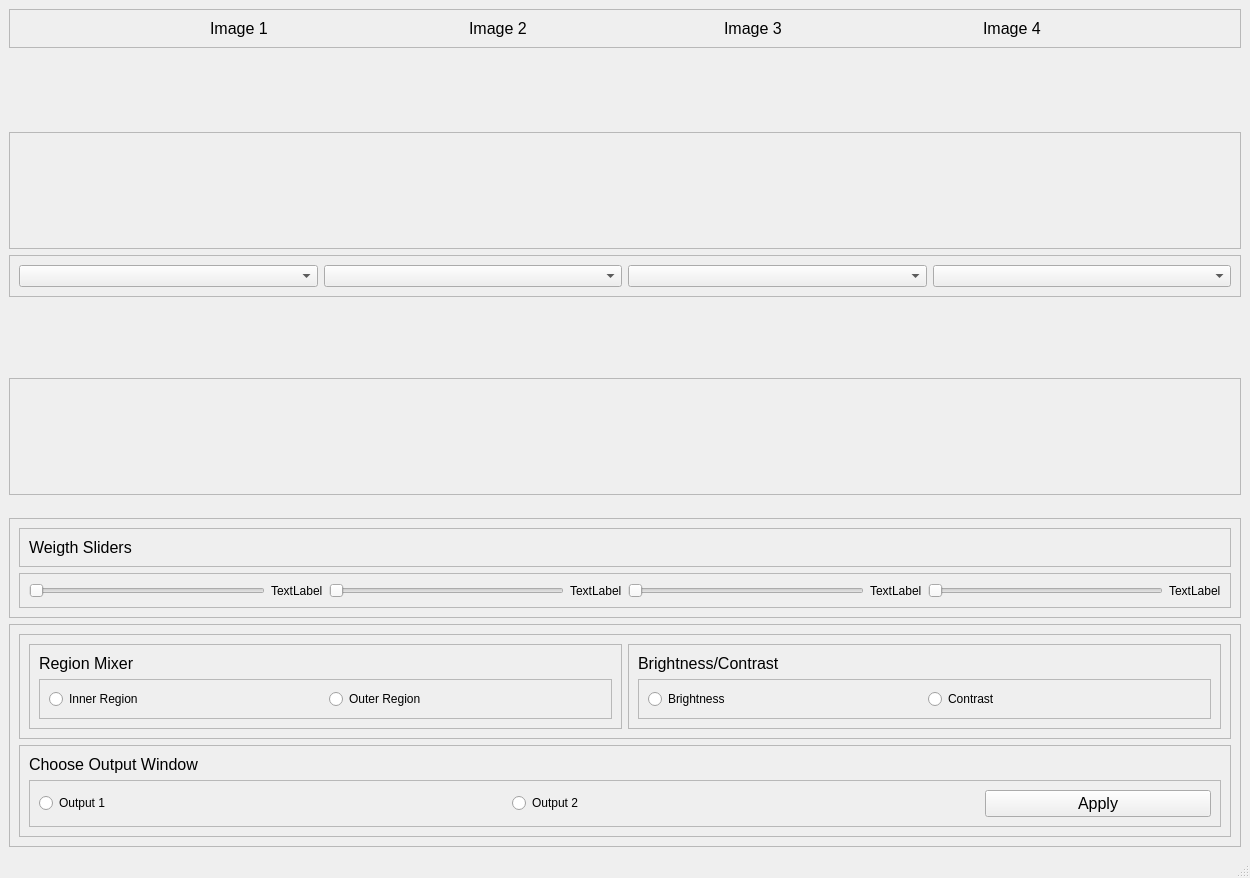
shehab400/Face_Morphing, file GUI.ui: the form before one commit.
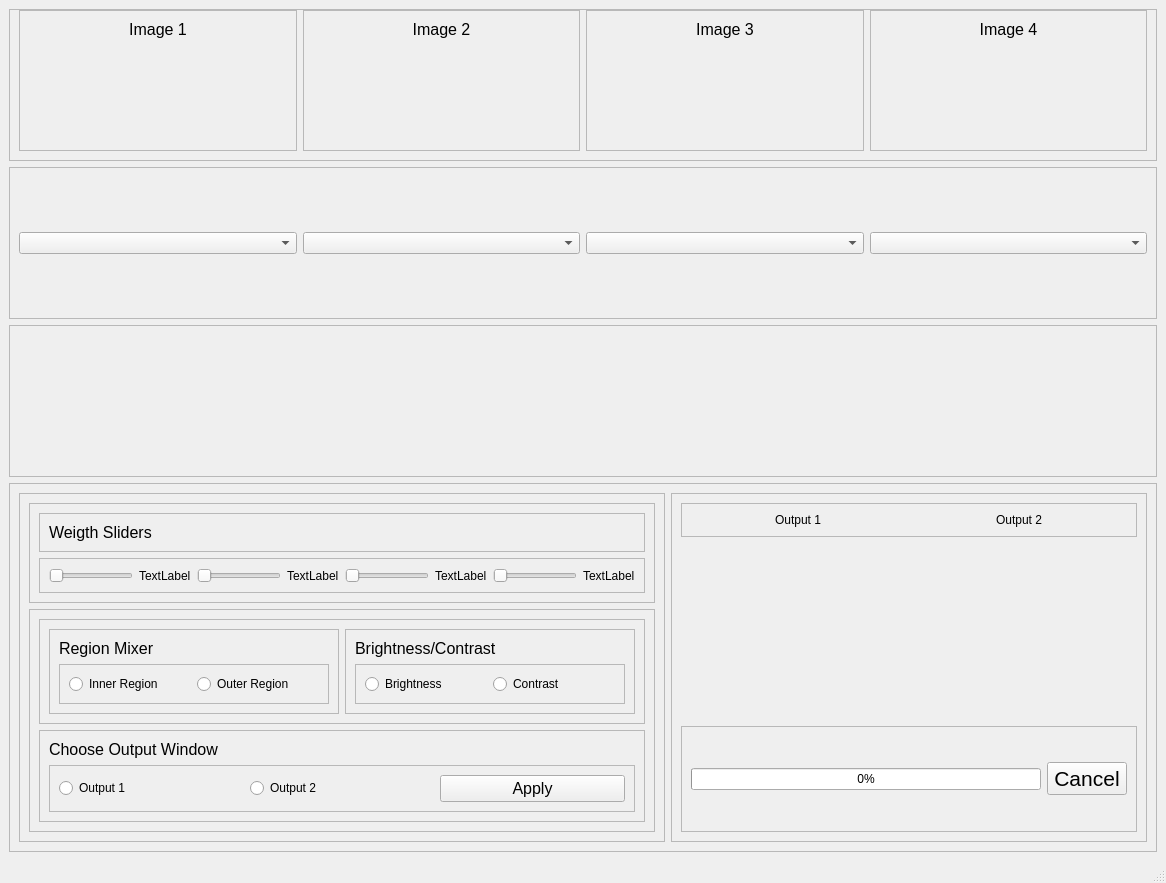
The form after the commit.

The edit to the form file:
```diff
--- a/GUI.ui
+++ b/GUI.ui
@@ -6,8 +6,8 @@
    <rect>
     <x>0</x>
     <y>0</y>
-    <width>1250</width>
-    <height>878</height>
+    <width>1166</width>
+    <height>883</height>
    </rect>
   </property>
   <property name="windowTitle">
@@ -15,7 +15,227 @@
   </property>
   <widget class="QWidget" name="centralwidget">
    <layout class="QGridLayout" name="gridLayout">
-    <item row="6" column="0" alignment="Qt::AlignBottom">
+    <item row="0" column="0">
+     <widget class="QFrame" name="frame_2">
+      <property name="enabled">
+       <bool>true</bool>
+      </property>
+      <property name="frameShape">
+       <enum>QFrame::StyledPanel</enum>
+      </property>
+      <property name="frameShadow">
+       <enum>QFrame::Raised</enum>
+      </property>
+      <layout class="QGridLayout" name="gridLayout_8">
+       <property name="topMargin">
+        <number>0</number>
+       </property>
+       <item row="0" column="0">
+        <widget class="QFrame" name="frame_15">
+         <property name="frameShape">
+          <enum>QFrame::StyledPanel</enum>
+         </property>
+         <property name="frameShadow">
+          <enum>QFrame::Raised</enum>
+         </property>
+         <layout class="QVBoxLayout" name="verticalLayout_6">
+          <item alignment="Qt::AlignTop">
+           <widget class="QLabel" name="label">
+            <property name="font">
+             <font>
+              <pointsize>12</pointsize>
+             </font>
+            </property>
+            <property name="text">
+             <string>Image 1</string>
+            </property>
+            <property name="alignment">
+             <set>Qt::AlignCenter</set>
+            </property>
+           </widget>
+          </item>
+          <item>
+           <widget class="QWidget" name="widget" native="true">
+            <layout class="QVBoxLayout" name="verticalLayout_5"/>
+           </widget>
+          </item>
+         </layout>
+        </widget>
+       </item>
+       <item row="0" column="1">
+        <widget class="QFrame" name="frame_16">
+         <property name="frameShape">
+          <enum>QFrame::StyledPanel</enum>
+         </property>
+         <property name="frameShadow">
+          <enum>QFrame::Raised</enum>
+         </property>
+         <layout class="QVBoxLayout" name="verticalLayout_7">
+          <item alignment="Qt::AlignTop">
+           <widget class="QLabel" name="label_2">
+            <property name="font">
+             <font>
+              <pointsize>12</pointsize>
+             </font>
+            </property>
+            <property name="text">
+             <string>Image 2</string>
+            </property>
+            <property name="alignment">
+             <set>Qt::AlignCenter</set>
+            </property>
+           </widget>
+          </item>
+          <item>
+           <widget class="QWidget" name="widget_2" native="true">
+            <layout class="QHBoxLayout" name="horizontalLayout_10"/>
+           </widget>
+          </item>
+         </layout>
+        </widget>
+       </item>
+       <item row="0" column="2">
+        <widget class="QFrame" name="frame_17">
+         <property name="frameShape">
+          <enum>QFrame::StyledPanel</enum>
+         </property>
+         <property name="frameShadow">
+          <enum>QFrame::Raised</enum>
+         </property>
+         <layout class="QVBoxLayout" name="verticalLayout_8">
+          <item alignment="Qt::AlignTop">
+           <widget class="QLabel" name="label_3">
+            <property name="font">
+             <font>
+              <pointsize>12</pointsize>
+             </font>
+            </property>
+            <property name="text">
+             <string>Image 3</string>
+            </property>
+            <property name="alignment">
+             <set>Qt::AlignCenter</set>
+            </property>
+           </widget>
+          </item>
+          <item>
+           <widget class="QWidget" name="widget_3" native="true">
+            <layout class="QHBoxLayout" name="horizontalLayout_11"/>
+           </widget>
+          </item>
+         </layout>
+        </widget>
+       </item>
+       <item row="0" column="3">
+        <widget class="QFrame" name="frame_19">
+         <property name="frameShape">
+          <enum>QFrame::StyledPanel</enum>
+         </property>
+         <property name="frameShadow">
+          <enum>QFrame::Raised</enum>
+         </property>
+         <layout class="QVBoxLayout" name="verticalLayout_9">
+          <item alignment="Qt::AlignTop">
+           <widget class="QLabel" name="label_4">
+            <property name="font">
+             <font>
+              <pointsize>12</pointsize>
+             </font>
+            </property>
+            <property name="text">
+             <string>Image 4</string>
+            </property>
+            <property name="alignment">
+             <set>Qt::AlignCenter</set>
+            </property>
+           </widget>
+          </item>
+          <item>
+           <widget class="QWidget" name="widget_4" native="true">
+            <layout class="QHBoxLayout" name="horizontalLayout_12"/>
+           </widget>
+          </item>
+         </layout>
+        </widget>
+       </item>
+      </layout>
+     </widget>
+    </item>
+    <item row="1" column="0">
+     <widget class="QFrame" name="frame_3">
+      <property name="frameShape">
+       <enum>QFrame::StyledPanel</enum>
+      </property>
+      <property name="frameShadow">
+       <enum>QFrame::Raised</enum>
+      </property>
+      <layout class="QHBoxLayout" name="horizontalLayout_3">
+       <item>
+        <widget class="QComboBox" name="comboBox_1"/>
+       </item>
+       <item>
+        <widget class="QComboBox" name="comboBox_2"/>
+       </item>
+       <item>
+        <widget class="QComboBox" name="comboBox_3"/>
+       </item>
+       <item>
+        <widget class="QComboBox" name="comboBox_4"/>
+       </item>
+      </layout>
+     </widget>
+    </item>
+    <item row="2" column="0">
+     <widget class="QFrame" name="frame_4">
+      <property name="frameShape">
+       <enum>QFrame::StyledPanel</enum>
+      </property>
+      <property name="frameShadow">
+       <enum>QFrame::Raised</enum>
+      </property>
+      <layout class="QHBoxLayout" name="horizontalLayout_4">
+       <item>
+        <widget class="QWidget" name="widget_5" native="true">
+         <layout class="QHBoxLayout" name="horizontalLayout_14"/>
+        </widget>
+       </item>
+       <item>
+        <widget class="QWidget" name="widget_6" native="true">
+         <layout class="QHBoxLayout" name="horizontalLayout_15"/>
+        </widget>
+       </item>
+       <item>
+        <widget class="QWidget" name="widget_7" native="true">
+         <layout class="QHBoxLayout" name="horizontalLayout_16"/>
+        </widget>
+       </item>
+       <item>
+        <widget class="QWidget" name="widget_8" native="true">
+         <layout class="QHBoxLayout" name="horizontalLayout_17"/>
+        </widget>
+       </item>
+      </layout>
+     </widget>
+    </item>
+    <item row="3" column="0">
+     <widget class="QFrame" name="frame">
+      <property name="frameShape">
+       <enum>QFrame::StyledPanel</enum>
+      </property>
+      <property name="frameShadow">
+       <enum>QFrame::Raised</enum>
+      </property>
+      <layout class="QHBoxLayout" name="horizontalLayout">
+       <item>
+        <widget class="QFrame" name="frame_20">
+         <property name="frameShape">
+          <enum>QFrame::StyledPanel</enum>
+         </property>
+         <property name="frameShadow">
+          <enum>QFrame::Raised</enum>
+         </property>
+         <layout class="QGridLayout" name="gridLayout_4">
+          <item row="0" column="0">
      <widget class="QFrame" name="frame_8">
       <property name="frameShape">
        <enum>QFrame::StyledPanel</enum>
@@ -131,7 +351,7 @@
       </layout>
      </widget>
     </item>
-    <item row="7" column="0">
+          <item row="1" column="0">
      <widget class="QFrame" name="frame_6">
       <property name="frameShape">
        <enum>QFrame::StyledPanel</enum>
@@ -323,225 +543,109 @@
       </layout>
      </widget>
     </item>
-    <item row="4" column="0">
-     <widget class="QFrame" name="frame_4">
+         </layout>
+        </widget>
+       </item>
+       <item>
+        <widget class="QFrame" name="frame_21">
       <property name="frameShape">
        <enum>QFrame::StyledPanel</enum>
       </property>
       <property name="frameShadow">
        <enum>QFrame::Raised</enum>
       </property>
-      <layout class="QHBoxLayout" name="horizontalLayout_4">
-       <item>
-        <widget class="QWidget" name="widget_5" native="true">
-         <layout class="QHBoxLayout" name="horizontalLayout_14"/>
-        </widget>
-       </item>
-       <item>
-        <widget class="QWidget" name="widget_6" native="true">
-         <layout class="QHBoxLayout" name="horizontalLayout_15"/>
-        </widget>
-       </item>
-       <item>
-        <widget class="QWidget" name="widget_7" native="true">
-         <layout class="QHBoxLayout" name="horizontalLayout_16"/>
-        </widget>
-       </item>
-       <item>
-        <widget class="QWidget" name="widget_8" native="true">
-         <layout class="QHBoxLayout" name="horizontalLayout_17"/>
-        </widget>
-       </item>
-      </layout>
-     </widget>
-    </item>
+         <layout class="QGridLayout" name="gridLayout_7">
     <item row="0" column="0" alignment="Qt::AlignTop">
-     <widget class="QFrame" name="frame">
+           <widget class="QFrame" name="frame_23">
       <property name="frameShape">
        <enum>QFrame::StyledPanel</enum>
       </property>
       <property name="frameShadow">
        <enum>QFrame::Raised</enum>
       </property>
+            <layout class="QHBoxLayout" name="horizontalLayout_19">
+             <item alignment="Qt::AlignHCenter|Qt::AlignTop">
+              <widget class="QLabel" name="label_13">
+               <property name="text">
+                <string>Output 1</string>
+               </property>
+              </widget>
+             </item>
+             <item alignment="Qt::AlignHCenter|Qt::AlignTop">
+              <widget class="QLabel" name="label_14">
+               <property name="text">
+                <string>Output 2</string>
+               </property>
+              </widget>
+             </item>
+            </layout>
+           </widget>
+          </item>
+          <item row="1" column="0">
+           <widget class="QWidget" name="widget_9" native="true">
       <layout class="QHBoxLayout" name="horizontalLayout_13">
        <item>
-        <layout class="QHBoxLayout" name="horizontalLayout">
-         <item>
-          <spacer name="horizontalSpacer_4">
-           <property name="orientation">
-            <enum>Qt::Horizontal</enum>
-           </property>
-           <property name="sizeHint" stdset="0">
-            <size>
-             <width>47</width>
-             <height>17</height>
-            </size>
-           </property>
-          </spacer>
-         </item>
-         <item>
-          <widget class="QLabel" name="label">
-           <property name="font">
-            <font>
-             <pointsize>12</pointsize>
-            </font>
-           </property>
+              <widget class="QWidget" name="widget_10" native="true">
+               <layout class="QGridLayout" name="gridLayout_5">
+                <item row="0" column="0">
+                 <widget class="QLabel" name="output_1">
            <property name="text">
-            <string>Image 1</string>
+                   <string/>
            </property>
           </widget>
          </item>
-         <item>
-          <spacer name="horizontalSpacer">
-           <property name="orientation">
-            <enum>Qt::Horizontal</enum>
-           </property>
-           <property name="sizeHint" stdset="0">
-            <size>
-             <width>195</width>
-             <height>17</height>
-            </size>
-           </property>
-          </spacer>
-         </item>
-         <item>
-          <widget class="QLabel" name="label_2">
-           <property name="font">
-            <font>
-             <pointsize>12</pointsize>
-            </font>
-           </property>
-           <property name="text">
-            <string>Image 2</string>
-           </property>
+               </layout>
           </widget>
          </item>
          <item>
-          <spacer name="horizontalSpacer_2">
-           <property name="orientation">
-            <enum>Qt::Horizontal</enum>
-           </property>
-           <property name="sizeHint" stdset="0">
-            <size>
-             <width>191</width>
-             <height>17</height>
-            </size>
-           </property>
-          </spacer>
-         </item>
-         <item>
-          <widget class="QLabel" name="label_3">
-           <property name="font">
-            <font>
-             <pointsize>12</pointsize>
-            </font>
-           </property>
+              <widget class="QWidget" name="widget_11" native="true">
+               <layout class="QGridLayout" name="gridLayout_6">
+                <item row="0" column="0">
+                 <widget class="QLabel" name="output_2">
            <property name="text">
-            <string>Image 3</string>
+                   <string/>
            </property>
           </widget>
          </item>
-         <item>
-          <spacer name="horizontalSpacer_3">
-           <property name="orientation">
-            <enum>Qt::Horizontal</enum>
-           </property>
-           <property name="sizeHint" stdset="0">
-            <size>
-             <width>195</width>
-             <height>17</height>
-            </size>
-           </property>
-          </spacer>
-         </item>
-         <item>
-          <widget class="QLabel" name="label_4">
-           <property name="font">
-            <font>
-             <pointsize>12</pointsize>
-            </font>
-           </property>
-           <property name="text">
-            <string>Image 4</string>
-           </property>
-          </widget>
-         </item>
-         <item>
-          <spacer name="horizontalSpacer_5">
-           <property name="orientation">
-            <enum>Qt::Horizontal</enum>
-           </property>
-           <property name="sizeHint" stdset="0">
-            <size>
-             <width>47</width>
-             <height>17</height>
-            </size>
-           </property>
-          </spacer>
-         </item>
-        </layout>
-       </item>
-      </layout>
-     </widget>
-    </item>
-    <item row="1" column="0">
-     <widget class="QFrame" name="frame_2">
-      <property name="enabled">
-       <bool>true</bool>
-      </property>
+               </layout>
+              </widget>
+             </item>
+            </layout>
+           </widget>
+          </item>
+          <item row="2" column="0">
+           <widget class="QFrame" name="frame_22">
       <property name="frameShape">
        <enum>QFrame::StyledPanel</enum>
       </property>
       <property name="frameShadow">
        <enum>QFrame::Raised</enum>
       </property>
-      <layout class="QHBoxLayout" name="horizontalLayout_2" stretch="0,0,0,0">
-       <property name="topMargin">
+            <layout class="QHBoxLayout" name="horizontalLayout_9">
+             <item>
+              <widget class="QProgressBar" name="progressBar">
+               <property name="value">
         <number>0</number>
        </property>
-       <item>
-        <widget class="QWidget" name="widget" native="true">
-         <layout class="QHBoxLayout" name="horizontalLayout_9"/>
         </widget>
        </item>
        <item>
-        <widget class="QWidget" name="widget_2" native="true">
-         <layout class="QHBoxLayout" name="horizontalLayout_10"/>
-        </widget>
-       </item>
-       <item>
-        <widget class="QWidget" name="widget_3" native="true">
-         <layout class="QHBoxLayout" name="horizontalLayout_11"/>
-        </widget>
-       </item>
-       <item>
-        <widget class="QWidget" name="widget_4" native="true">
-         <layout class="QHBoxLayout" name="horizontalLayout_12"/>
-        </widget>
-       </item>
-      </layout>
-     </widget>
-    </item>
-    <item row="3" column="0" alignment="Qt::AlignTop">
-     <widget class="QFrame" name="frame_3">
-      <property name="frameShape">
-       <enum>QFrame::StyledPanel</enum>
-      </property>
-      <property name="frameShadow">
-       <enum>QFrame::Raised</enum>
-      </property>
-      <layout class="QHBoxLayout" name="horizontalLayout_3">
-       <item>
-        <widget class="QComboBox" name="comboBox_1"/>
-       </item>
-       <item>
-        <widget class="QComboBox" name="comboBox_2"/>
-       </item>
-       <item>
-        <widget class="QComboBox" name="comboBox_3"/>
-       </item>
-       <item>
-        <widget class="QComboBox" name="comboBox_4"/>
+              <widget class="QPushButton" name="pushButton">
+               <property name="font">
+                <font>
+                 <pointsize>16</pointsize>
+                </font>
+               </property>
+               <property name="text">
+                <string>Cancel</string>
+               </property>
+              </widget>
+             </item>
+            </layout>
+           </widget>
+          </item>
+         </layout>
+        </widget>
        </item>
       </layout>
      </widget>
```
Left out of the diff: 2 changed lines with no effect on the pictures. Lines whose indentation alone changed are shown as unchanged.
